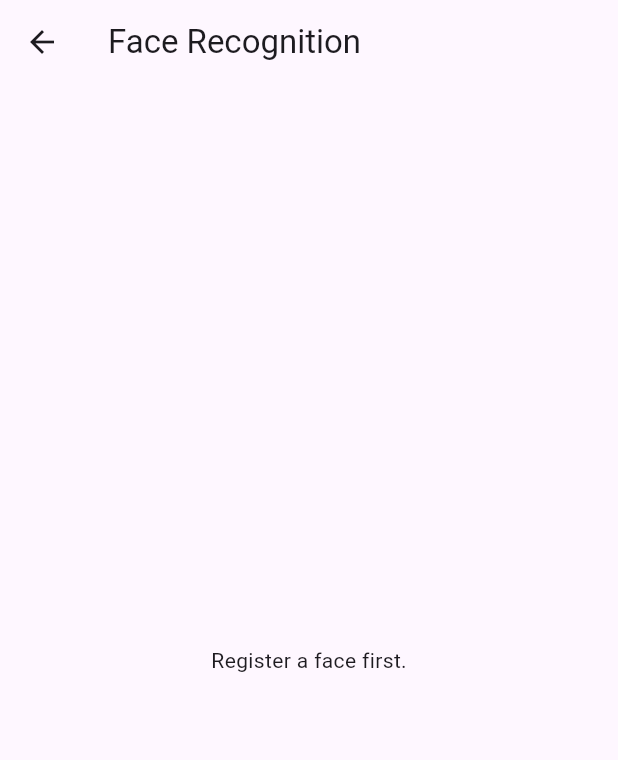
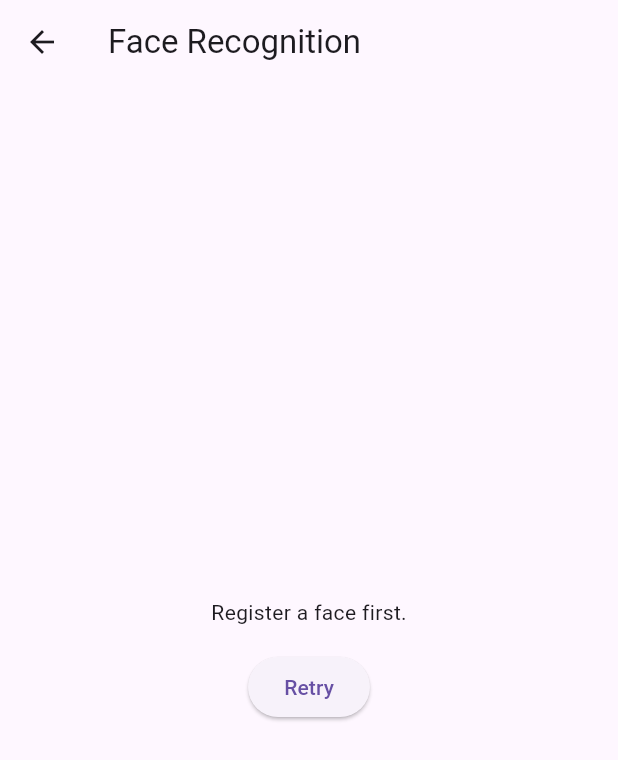
Before and after one commit to VrajSuthar/face_recognition_in_flutter, a Flutter app: the screen it shows after launch, after a tap on "Face Recognition", on a phone screen of 412 x 824 dp. Shown: the top 760 px of the screen. Run offline on Flutter 3.47's test engine with Material 3 defaults, Android fonts, the phone set to English and light mode, and no system bars; our stand-ins replace camera, flutter_riverpod, go_router, image_picker; missing offline and left inert: google_mlkit_face_detection, tflite_flutter.

Commit message:
Fix Task 8 review findings: retry button, leak, and mounted races
Address 1 critical + 3 important findings from review of fa13a8f:

- Critical: add a Retry button (calls _start()) alongside the status
  message whenever the camera isn't initialized, so a permission
  denial or other startup failure no longer leaves the screen stuck.
  _start() now guards against re-entry via _isStarting and resets
  _statusMessage at the top so it's safely re-runnable.
- Important: dispose the CameraController if controller.initialize()
  throws, instead of dropping it and leaking the native camera session.
- Important: add a mounted check right after awaiting
  faceEmbedderServiceProvider.future in _onFrame, before the next
  ref.read(faceRepositoryProvider.future) — closes a race where the
  widget disposes mid-frame-processing and a disposed WidgetRef is
  used.
- Important: wrap availableCameras() in try/catch so a platform
  exception (not just an empty list) surfaces as a status message
  instead of leaving the screen stuck on "Starting camera…" forever.

flutter analyze: No issues found!

Co-Authored-By: Claude Sonnet 5 <noreply@anthropic.com>

```diff
--- a/lib/features/face_recognition/face_recognition_screen.dart
+++ b/lib/features/face_recognition/face_recognition_screen.dart
@@ -26,6 +26,7 @@ class _FaceRecognitionScreenState extends ConsumerState<FaceRecognitionScreen> {
   CameraController? _controller;
   String? _statusMessage = 'Starting camera…';
   bool _isBusy = false;
+  bool _isStarting = false;
   DateTime _lastRun = DateTime.fromMillisecondsSinceEpoch(0);
   Rect? _boxSensorSpace;
   Size _sensorSize = Size.zero;
@@ -38,6 +39,12 @@ class _FaceRecognitionScreenState extends ConsumerState<FaceRecognitionScreen> {
   }
 
   Future<void> _start() async {
+    // Guard against re-entry (e.g. a double tap on the retry button) and
+    // make this method safely re-runnable from the retry button.
+    if (_isStarting) return;
+    _isStarting = true;
+    _statusMessage = 'Starting camera…';
+    try {
       final repository = await ref.read(faceRepositoryProvider.future);
       final entries = await repository.loadAll();
       if (!mounted) return;
@@ -46,7 +53,14 @@ class _FaceRecognitionScreenState extends ConsumerState<FaceRecognitionScreen> {
         return;
       }
 
-    final cameras = await availableCameras();
+      List<CameraDescription> cameras;
+      try {
+        cameras = await availableCameras();
+      } catch (e) {
+        if (!mounted) return;
+        setState(() => _statusMessage = 'Could not access the camera: $e');
+        return;
+      }
       if (cameras.isEmpty) {
         if (!mounted) return;
         setState(() => _statusMessage = 'No camera available on this device.');
@@ -68,6 +82,12 @@ class _FaceRecognitionScreenState extends ConsumerState<FaceRecognitionScreen> {
       try {
         await controller.initialize();
       } catch (e) {
+        try {
+          await controller.dispose();
+        } catch (_) {
+          // The controller already failed to initialize; ignore any
+          // secondary error from disposing it — we're discarding it either way.
+        }
         if (!mounted) return;
         setState(() => _statusMessage = 'Could not start the camera: $e');
         return;
@@ -84,6 +104,9 @@ class _FaceRecognitionScreenState extends ConsumerState<FaceRecognitionScreen> {
       });
 
       await controller.startImageStream((image) => _onFrame(image, frontCamera));
+    } finally {
+      _isStarting = false;
+    }
   }
 
   Future<void> _onFrame(CameraImage image, CameraDescription camera) async {
@@ -114,6 +137,7 @@ class _FaceRecognitionScreenState extends ConsumerState<FaceRecognitionScreen> {
       final cropped = cropFaceSquare(rawImage, face.boundingBox, size: _embedSize);
 
       final embedder = await ref.read(faceEmbedderServiceProvider.future);
+      if (!mounted) return;
       final embedding = embedder.embed(cropped);
 
       final repository = await ref.read(faceRepositoryProvider.future);
@@ -147,7 +171,19 @@ class _FaceRecognitionScreenState extends ConsumerState<FaceRecognitionScreen> {
     return Scaffold(
       appBar: AppBar(title: const Text('Face Recognition')),
       body: controller == null || !controller.value.isInitialized
-          ? Center(child: Text(_statusMessage ?? 'Loading…'))
+          ? Center(
+              child: Column(
+                mainAxisSize: MainAxisSize.min,
+                children: [
+                  Text(_statusMessage ?? 'Loading…'),
+                  const SizedBox(height: 16),
+                  ElevatedButton(
+                    onPressed: _start,
+                    child: const Text('Retry'),
+                  ),
+                ],
+              ),
+            )
           : LayoutBuilder(
               builder: (context, constraints) {
                 final previewSize =
```
Lines whose indentation alone changed are shown as unchanged.
